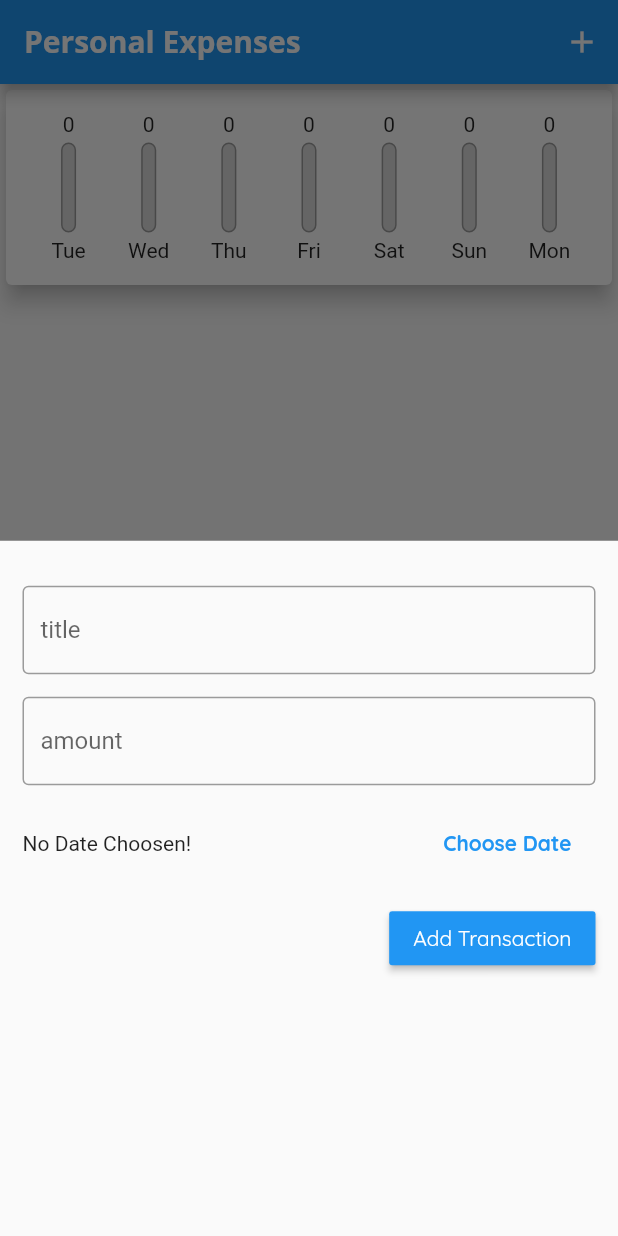
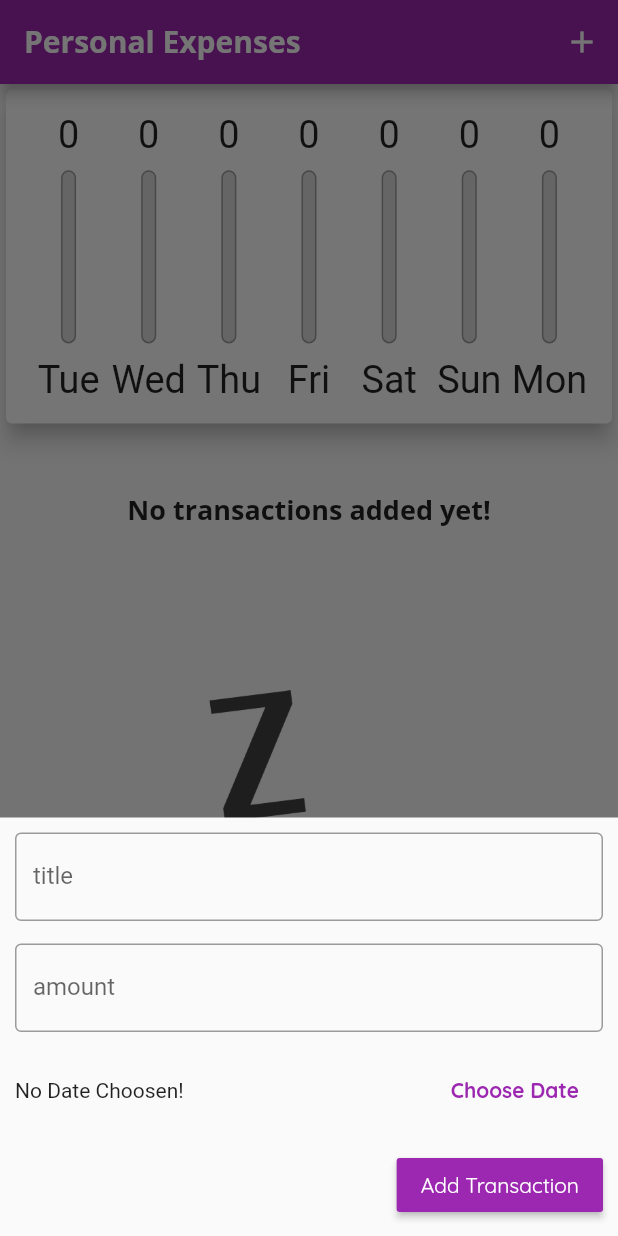
Before and after one commit to nandafirmans/Flutter-PersonalExpensesApp, a Flutter app: the screen it shows after launch, after a tap on the "add" icon, on a phone screen of 412 x 824 dp. Run offline on Flutter 3.47's test engine with Material 2 defaults, Android fonts, the phone set to English and light mode, and no system bars.

Commit message:
responsive

```diff
--- a/lib/main.dart
+++ b/lib/main.dart
@@ -1,10 +1,15 @@
+import 'package:flutter/cupertino.dart';
 import 'package:flutter/material.dart';
-import 'package:personal_expenses_app/models/transaction.dart';
-import 'package:personal_expenses_app/widgets/chart_transactions.dart';
-import 'package:personal_expenses_app/widgets/new_transaction_form.dart';
-import 'package:personal_expenses_app/widgets/transaction_list.dart';
+import 'package:flutter/services.dart';
+import 'package:personal_expenses_app/screens/home_screen.dart';
 
-void main() => runApp(MainApp());
+void main() {
+//  WidgetsFlutterBinding.ensureInitialized();
+//  SystemChrome.setPreferredOrientations(
+//    [DeviceOrientation.portraitUp],
+//  );
+  runApp(MainApp());
+}
 
 class MainApp extends StatelessWidget {
   @override
@@ -12,11 +17,11 @@ class MainApp extends StatelessWidget {
     return MaterialApp(
       title: "Personal Expenses",
       theme: ThemeData(
-        primarySwatch: Colors.blue,
-        accentColor: Colors.yellow,
+        primarySwatch: Colors.purple,
+        accentColor: Colors.orange,
         fontFamily: "Quicksand",
         textTheme: ThemeData.light().textTheme.copyWith(
-              title: TextStyle(
+              headline6: TextStyle(
                 fontFamily: "OpenSans",
                 fontSize: 18,
                 fontWeight: FontWeight.bold,
@@ -27,7 +32,7 @@ class MainApp extends StatelessWidget {
             ),
         appBarTheme: AppBarTheme(
           textTheme: ThemeData.light().textTheme.copyWith(
-                title: TextStyle(
+                headline6: TextStyle(
                   fontFamily: "OpenSans",
                   fontSize: 20,
                   fontWeight: FontWeight.bold,
@@ -35,92 +40,7 @@ class MainApp extends StatelessWidget {
               ),
         ),
       ),
-      home: HomePage(),
+      home: HomeScreen(),
     );
   }
 }
-
-class HomePage extends StatefulWidget {
-  @override
-  _HomePageState createState() => _HomePageState();
-}
-
-class _HomePageState extends State<HomePage> {
-  final List<Transaction> _transactions = [];
-
-  List<Transaction> get _recentTransactions {
-    return _transactions
-        .where((t) => t.date.isAfter(
-              DateTime.now().subtract(
-                Duration(days: 7),
-              ),
-            ))
-        .toList();
-  }
-
-  void _addNewTransaction(String title, double amount, DateTime date) {
-    final newTransaction = Transaction(
-      title: title,
-      amount: amount,
-      date: date,
-      id: date.toString(),
-    );
-
-    setState(() {
-      _transactions.add(newTransaction);
-    });
-  }
-
-  void _removeTransaction(String id) {
-    setState(() {
-      _transactions.removeWhere((t) => t.id == id);
-    });
-  }
-
-  void _showNewTransactionForm(BuildContext context) {
-    showModalBottomSheet(
-      context: context,
-      builder: (_) => GestureDetector(
-        onTap: () {},
-        child: NewTransactionForm(
-          addNewTransaction: _addNewTransaction,
-        ),
-        behavior: HitTestBehavior.opaque,
-      ),
-    );
-  }
-
-  @override
-  Widget build(BuildContext context) {
-    return Scaffold(
-      appBar: AppBar(
-        title: Text('Personal Expenses'),
-        actions: <Widget>[
-          IconButton(
-            icon: Icon(Icons.add),
-            onPressed: () => _showNewTransactionForm(context),
-          )
-        ],
-      ),
-      body: Column(
-        mainAxisSize: MainAxisSize.min,
-        mainAxisAlignment: MainAxisAlignment.start,
-        crossAxisAlignment: CrossAxisAlignment.stretch,
-        children: <Widget>[
-          ChartTransactions(
-            transaction: _recentTransactions,
-          ),
-          TransactionList(
-            transactions: _transactions,
-            removeTransaction: _removeTransaction,
-          ),
-        ],
-      ),
-      floatingActionButtonLocation: FloatingActionButtonLocation.centerFloat,
-      floatingActionButton: FloatingActionButton(
-        child: Icon(Icons.add),
-        onPressed: () => _showNewTransactionForm(context),
-      ),
-    );
-  }
-}
--- /dev/null
+++ b/lib/screens/home_screen.dart
@@ -0,0 +1,123 @@
+import 'package:flutter/cupertino.dart';
+import 'package:flutter/material.dart';
+import 'package:personal_expenses_app/models/transaction.dart';
+import 'package:personal_expenses_app/widgets/chart_transactions.dart';
+import 'package:personal_expenses_app/widgets/new_transaction_form.dart';
+import 'package:personal_expenses_app/widgets/transaction_list.dart';
+
+class HomeScreen extends StatefulWidget {
+  @override
+  _HomeScreenState createState() => _HomeScreenState();
+}
+
+class _HomeScreenState extends State<HomeScreen> {
+  final List<Transaction> _transactions = [];
+  bool _isShowChart = false;
+
+  List<Transaction> get _recentTransactions {
+    return _transactions
+        .where((t) => t.date.isAfter(
+              DateTime.now().subtract(
+                Duration(days: 7),
+              ),
+            ))
+        .toList();
+  }
+
+  void _addNewTransaction(String title, double amount, DateTime date) {
+    final newTransaction = Transaction(
+      title: title,
+      amount: amount,
+      date: date,
+      id: date.toString(),
+    );
+
+    setState(() {
+      _transactions.add(newTransaction);
+    });
+  }
+
+  void _removeTransaction(String id) {
+    setState(() {
+      _transactions.removeWhere((t) => t.id == id);
+    });
+  }
+
+  void _showNewTransactionForm(BuildContext context) {
+    showModalBottomSheet(
+      context: context,
+      builder: (_) => GestureDetector(
+        onTap: () {},
+        child: NewTransactionForm(
+          addNewTransaction: _addNewTransaction,
+        ),
+        behavior: HitTestBehavior.opaque,
+      ),
+    );
+  }
+
+  @override
+  Widget build(BuildContext context) {
+    final mediaQuery = MediaQuery.of(context);
+    final isLandscape = mediaQuery.orientation == Orientation.landscape;
+
+    final appBar = AppBar(
+      title: Text('Personal Expenses'),
+      actions: <Widget>[
+        IconButton(
+          icon: Icon(Icons.add),
+          onPressed: () => _showNewTransactionForm(context),
+        )
+      ],
+    );
+
+    final mainWidgetHeight = (mediaQuery.size.height -
+        mediaQuery.padding.top -
+        appBar.preferredSize.height);
+
+    final chartTransactions = Container(
+      height: mainWidgetHeight * (isLandscape ? 0.7 : 0.3),
+      child: ChartTransactions(
+        transaction: _recentTransactions,
+      ),
+    );
+
+    final transactionList = Container(
+      height: mainWidgetHeight * (isLandscape ? 0.8 : 0.7),
+      child: TransactionList(
+        transactions: _transactions,
+        removeTransaction: _removeTransaction,
+      ),
+    );
+
+    return Scaffold(
+      appBar: appBar,
+      body: Column(
+          mainAxisSize: MainAxisSize.min,
+          mainAxisAlignment: MainAxisAlignment.start,
+          crossAxisAlignment: CrossAxisAlignment.stretch,
+          children: <Widget>[
+            if (isLandscape)
+              Row(
+                mainAxisAlignment: MainAxisAlignment.center,
+                children: <Widget>[
+                  Text('Show Chart'),
+                  Switch(
+                    value: _isShowChart,
+                    onChanged: (val) => setState(() => _isShowChart = val),
+                  )
+                ],
+              ),
+            if (isLandscape)
+              if (_isShowChart) chartTransactions else transactionList,
+            if (!isLandscape) chartTransactions,
+            if (!isLandscape) transactionList
+          ]),
+      floatingActionButtonLocation: FloatingActionButtonLocation.centerFloat,
+      floatingActionButton: FloatingActionButton(
+        child: Icon(Icons.add),
+        onPressed: () => _showNewTransactionForm(context),
+      ),
+    );
+  }
+}
--- a/lib/widgets/chart_bar.dart
+++ b/lib/widgets/chart_bar.dart
@@ -14,15 +14,23 @@ class ChartBar extends StatelessWidget {
 
   @override
   Widget build(BuildContext context) {
-    return Column(
+    return LayoutBuilder(
+      builder: (context, constraints) => Column(
         children: <Widget>[
-        FittedBox(
-          child: Text(NumberFormat.compact().format(amount)),
+          Container(
+            height: constraints.maxHeight * 0.15,
+            child: FittedBox(
+              child: Text(
+                NumberFormat.compact().format(amount),
+              ),
+            ),
           ),
           Container(
-          height: 60,
+            height: constraints.maxHeight * 0.6,
             width: 10,
-          margin: EdgeInsets.symmetric(vertical: 4),
+            margin: EdgeInsets.symmetric(
+              vertical: constraints.maxHeight * 0.05,
+            ),
             child: Stack(
               children: <Widget>[
                 Container(
@@ -44,8 +52,14 @@ class ChartBar extends StatelessWidget {
               ],
             ),
           ),
-        Text(label),
+          Container(
+            height: constraints.maxHeight * 0.15,
+            child: FittedBox(
+              child: Text(label),
+            ),
+          )
         ],
+      ),
     );
   }
 }
--- a/lib/widgets/chart_transactions.dart
+++ b/lib/widgets/chart_transactions.dart
@@ -13,12 +13,12 @@ class ChartTransactions extends StatelessWidget {
 
   List<Chart> get _groupedTransactionValues {
     return List.generate(7, (index) {
-      final weekDay = DateTime.now().subtract(
+      final DateTime weekDay = DateTime.now().subtract(
         Duration(
           days: index,
         ),
       );
-      final transactionsWeekDay = transaction.where((t) =>
+      final Iterable<Transaction> transactionsWeekDay = transaction.where((t) =>
           (t.date.day == weekDay.day &&
               t.date.month == weekDay.month &&
               t.date.year == weekDay.year &&
@@ -52,8 +52,7 @@ class ChartTransactions extends StatelessWidget {
         padding: EdgeInsets.all(15),
         child: Row(
           mainAxisAlignment: MainAxisAlignment.spaceAround,
-          children: this
-              ._groupedTransactionValues
+          children: _groupedTransactionValues
               .map((t) => Flexible(
                     fit: FlexFit.tight,
                     child: ChartBar(
--- a/lib/widgets/new_transaction_form.dart
+++ b/lib/widgets/new_transaction_form.dart
@@ -60,8 +60,14 @@ class _NewTransactionFormState extends State<NewTransactionForm> {
 
   @override
   Widget build(BuildContext context) {
-    return Container(
-      padding: EdgeInsets.symmetric(vertical: 30, horizontal: 15),
+    return SingleChildScrollView(
+      child: Container(
+        padding: EdgeInsets.only(
+          top: 10,
+          left: 10,
+          right: 10,
+          bottom: MediaQuery.of(context).viewInsets.bottom + 10,
+        ),
         child: Column(
           crossAxisAlignment: CrossAxisAlignment.end,
           children: <Widget>[
@@ -120,6 +126,7 @@ class _NewTransactionFormState extends State<NewTransactionForm> {
             )
           ],
         ),
+      ),
     );
   }
 }
--- a/lib/widgets/transaction_card.dart
+++ b/lib/widgets/transaction_card.dart
@@ -35,13 +35,21 @@ class TransactionCard extends StatelessWidget {
         ),
         title: Text(
           "${transaction.title} - IDR ${NumberFormat("#,###").format(transaction.amount)}",
-          style: Theme.of(context).textTheme.title,
+          style: Theme.of(context).textTheme.headline6,
         ),
         subtitle: Text(DateFormat.yMMMd().format(transaction.date)),
-        trailing: IconButton(
-          icon: Icon(Icons.delete),
-          onPressed: _removeTransaction,
-        ),
+        trailing: MediaQuery.of(context).size.width > 460
+            ? FlatButton.icon(
+                icon: Icon(Icons.delete),
+                label: Text('Delete'),
+                textColor: Theme.of(context).errorColor,
+                onPressed: _removeTransaction,
+              )
+            : IconButton(
+                icon: Icon(Icons.delete),
+                color: Theme.of(context).errorColor,
+                onPressed: _removeTransaction,
+              ),
       ),
     );
   }
--- a/lib/widgets/transaction_list.dart
+++ b/lib/widgets/transaction_list.dart
@@ -1,3 +1,4 @@
+import 'package:flutter/cupertino.dart';
 import 'package:flutter/material.dart';
 import 'package:personal_expenses_app/models/transaction.dart';
 import 'package:personal_expenses_app/widgets/transaction_card.dart';
@@ -11,37 +12,47 @@ class TransactionList extends StatelessWidget {
     this.removeTransaction,
   });
 
-  @override
-  Widget build(BuildContext context) {
-    return Expanded(
-      flex: 1,
-      child: transactions.isEmpty
-          ? Column(
+  Widget _renderChild(BuildContext context) {
+    if (transactions.isEmpty) {
+      return LayoutBuilder(
+        builder: (context, constraints) => Column(
           mainAxisAlignment: MainAxisAlignment.center,
           children: <Widget>[
-                Text(
+            FittedBox(
+              child: Text(
                 "No transactions added yet!",
-                  style: Theme.of(context).textTheme.title,
+                style: Theme.of(context).textTheme.headline6,
+              ),
             ),
             SizedBox(
-                  height: 30,
+              height: constraints.maxHeight * 0.2,
             ),
             Container(
-                  height: 100,
+              height: constraints.maxHeight * 0.6,
               child: Image.asset(
                 "assets/image/waiting.png",
                 fit: BoxFit.cover,
               ),
             ),
           ],
-            )
-          : ListView.builder(
+        ),
+      );
+    }
+
+    return ListView.builder(
       itemBuilder: (ctx, index) => TransactionCard(
         transaction: transactions[index],
         removeTransaction: removeTransaction,
       ),
       itemCount: transactions.length,
-            ),
+    );
+  }
+
+  @override
+  Widget build(BuildContext context) {
+    return Expanded(
+      flex: 1,
+      child: _renderChild(context),
     );
   }
 }
```
Also changed, not shown: pubspec.lock. Lines whose indentation alone changed are shown as unchanged.
